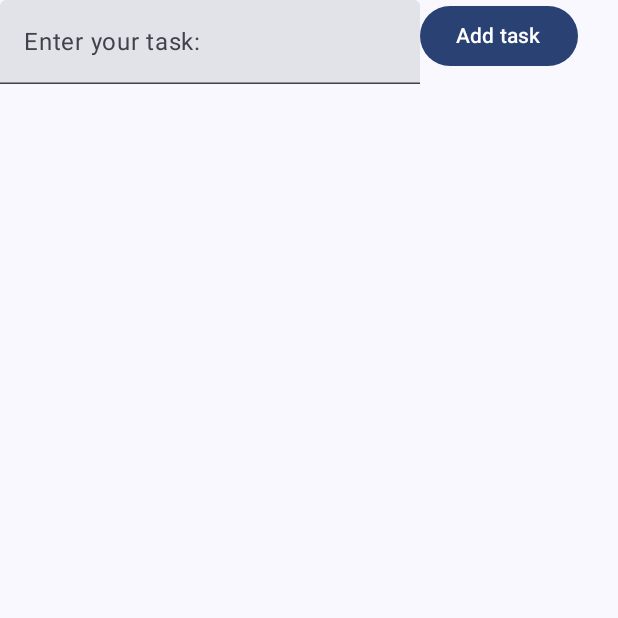
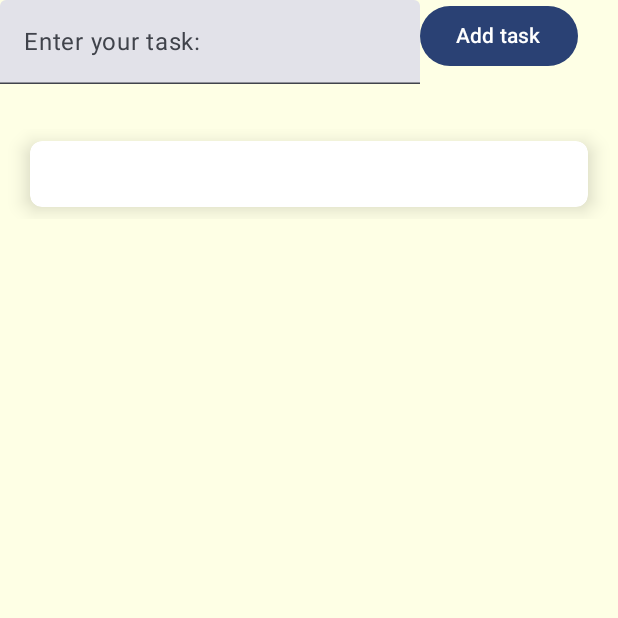
Before and after one commit to sharkpause/Android_Todo_List, an Android app built with Jetpack Compose: the screen it shows after launch (MainActivity), after a tap on "Add task", on a phone screen of 412 x 824 dp, the top half of it. Run offline under Robolectric (Android 15) with nearby library versions, the phone set to English and light mode, and no system bars.

Commit message:
feat: Add task list and add styling

```diff
--- a/app/src/main/java/com/example/to_do_list_app/MainActivity.kt
+++ b/app/src/main/java/com/example/to_do_list_app/MainActivity.kt
@@ -4,6 +4,8 @@ import android.os.Bundle
 import androidx.activity.ComponentActivity
 import androidx.activity.compose.setContent
 import androidx.activity.enableEdgeToEdge
+import androidx.compose.foundation.background
+import androidx.compose.foundation.layout.Box
 import androidx.compose.foundation.layout.Column
 import androidx.compose.foundation.layout.Row
 import androidx.compose.foundation.layout.fillMaxSize
@@ -20,6 +22,11 @@ import androidx.compose.runtime.snapshots.SnapshotStateList
 import androidx.compose.material3.*
 import androidx.compose.foundation.layout.PaddingValues
 import androidx.compose.foundation.layout.Spacer
+import androidx.compose.foundation.layout.fillMaxWidth
+import androidx.compose.foundation.shape.RoundedCornerShape
+import androidx.compose.ui.draw.shadow
+import androidx.compose.ui.graphics.Color
+import androidx.compose.ui.graphics.RectangleShape
 import androidx.compose.ui.unit.dp
 
 class MainActivity : ComponentActivity() {
@@ -28,7 +35,7 @@ class MainActivity : ComponentActivity() {
         enableEdgeToEdge()
         setContent {
             Todo_List_AppTheme {
-                Scaffold(modifier = Modifier.fillMaxSize()) { innerPadding ->
+                Scaffold(modifier = Modifier.fillMaxSize(), containerColor = Color(0xFFFEFFE5)) { innerPadding ->
                     MainScreen(padding = innerPadding)
                 }
             }
@@ -42,7 +49,7 @@ fun MainScreen(padding: PaddingValues) {
     var taskList = remember { mutableStateListOf<String>() }
 
     Column(modifier = Modifier.padding(padding)) {
-        Row(modifier = Modifier.padding(bottom = 10.dp)) {
+        Row(modifier = Modifier.padding(bottom = 30.dp).fillMaxWidth()) {
             TaskInput(
                 task = task,
                 onTaskInputChange = { task = it }
@@ -80,9 +87,27 @@ fun AddTaskButton(onClick: () -> Unit) {
 fun TaskList(taskList: SnapshotStateList<String>) {
     LazyColumn {
         items(taskList.size) { index ->
+            TaskItem(taskText = taskList[index])
+        }
+    }
+}
+
+@Composable
+fun TaskItem(taskText: String) {
+    Box (
+        modifier = Modifier
+            .fillMaxWidth()
+            .padding(start = 20.dp, end = 20.dp, top = 8.dp, bottom = 8.dp)
+            .shadow(8.dp, RoundedCornerShape(8.dp))
+    ) {
+        Card(
+            modifier = Modifier.fillMaxWidth(),
+            colors = CardDefaults.cardColors(containerColor = Color.White),
+            shape = RoundedCornerShape(8.dp)
+        ) {
             Text(
-                text = taskList[index],
-                modifier = Modifier.padding(bottom = 10.dp)
+                text = taskText,
+                modifier = Modifier.padding(10.dp)
             )
         }
     }
```
